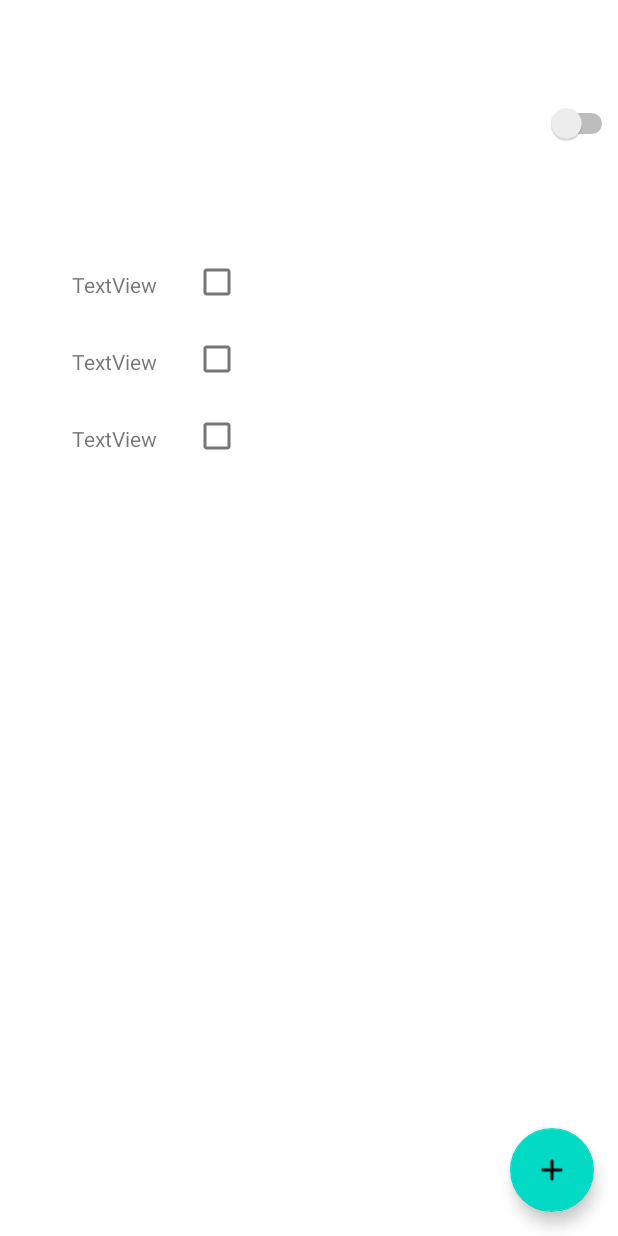
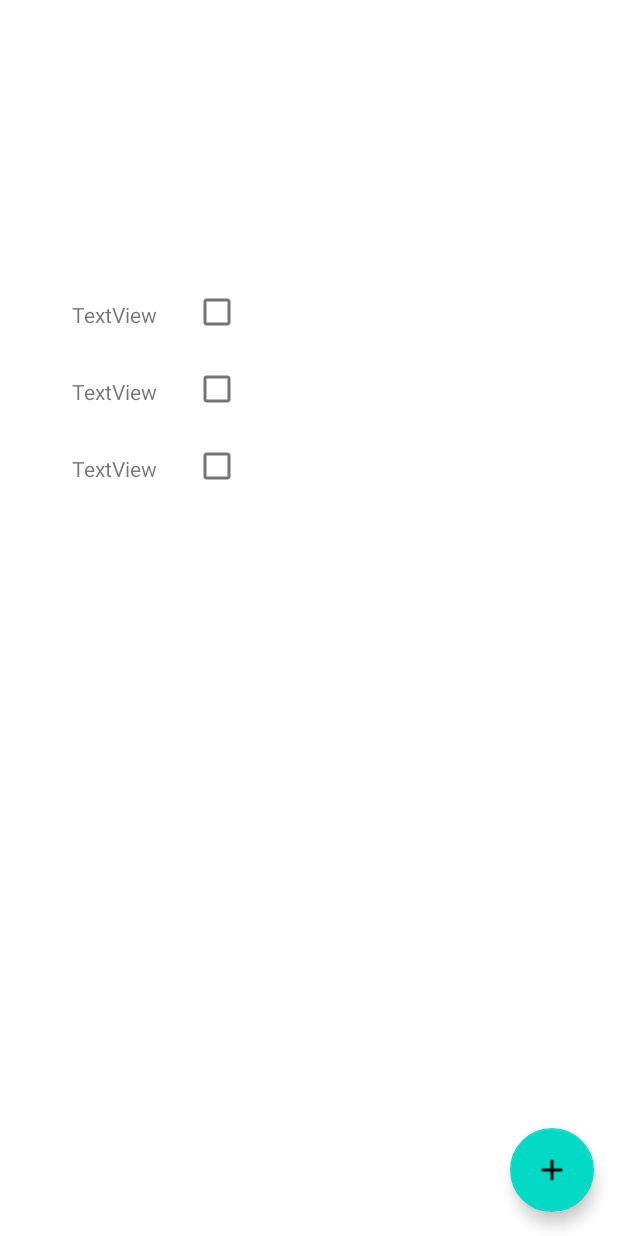
Before and after one commit to NanaPeik/RecyclerView, an Android app: the layout activity_recyclerview.xml on its own in the app's theme, with its tools: preview values and no code run, on a phone screen of 412 x 824 dp. Run offline under Robolectric (Android 15) with nearby library versions, the phone set to English and light mode, and no system bars.

```diff
--- a/app/src/main/java/ge/tsu/android/myapplication/recycle/ExtraKeys.kt
+++ b/app/src/main/java/ge/tsu/android/myapplication/recycle/ExtraKeys.kt
@@ -6,5 +6,4 @@ object ExtraKeys {
   val FRAGMENT_REQUEST_KEY = "fragment_request_key"
   val FRAGMENT_RESULT_EXTRA = "fragment_result_extra"
   val SHARED_PREFERENCES_KEY = "list_items"
-  var showChecked: Boolean = false
 }
--- a/app/src/main/res/layout/activity_recyclerview.xml
+++ b/app/src/main/res/layout/activity_recyclerview.xml
@@ -7,18 +7,19 @@
     android:layout_gravity="bottom">
 
 
-    <Switch
-        android:id="@+id/switcher"
-        android:layout_width="match_parent"
-        android:gravity="center_horizontal"
-        android:layout_height="wrap_content"
-        app:layout_constraintBottom_toTopOf="@+id/lists_recyclerview"
-        app:layout_constraintTop_toTopOf="parent" />
+<!--    <Switch-->
+<!--        android:id="@+id/switcher"-->
+<!--        android:layout_width="match_parent"-->
+<!--        android:gravity="center_horizontal"-->
+<!--        android:layout_marginTop="20dp"-->
+<!--        android:layout_height="wrap_content"-->
+<!--        app:layout_constraintBottom_toTopOf="@+id/lists_recyclerview"-->
+<!--        app:layout_constraintTop_toTopOf="parent" />-->
 
     <androidx.recyclerview.widget.RecyclerView
         android:id="@+id/lists_recyclerview"
         android:layout_width="match_parent"
-        android:layout_height="660dp"
+        android:layout_height="640dp"
         app:layout_constraintBottom_toBottomOf="parent"
         app:layout_constraintEnd_toEndOf="parent"
         app:layout_constraintHorizontal_bias="0.0"
--- a/app/src/main/res/values/themes.xml
+++ b/app/src/main/res/values/themes.xml
@@ -13,4 +13,5 @@
         <item name="android:statusBarColor" tools:targetApi="l">?attr/colorPrimaryVariant</item>
         <!-- Customize your theme here. -->
     </style>
+
 </resources>
```
Also changed, not shown: app/src/main/java/ge/tsu/android/myapplication/recycle/ListSelectionRecyclerViewAdapter.kt (+8 -17 lines), app/src/main/java/ge/tsu/android/myapplication/recycle/RecyclerViewActivity.kt (+58 -27 lines), app/src/main/res/menu/main.xml (added, +14 -0 lines).
